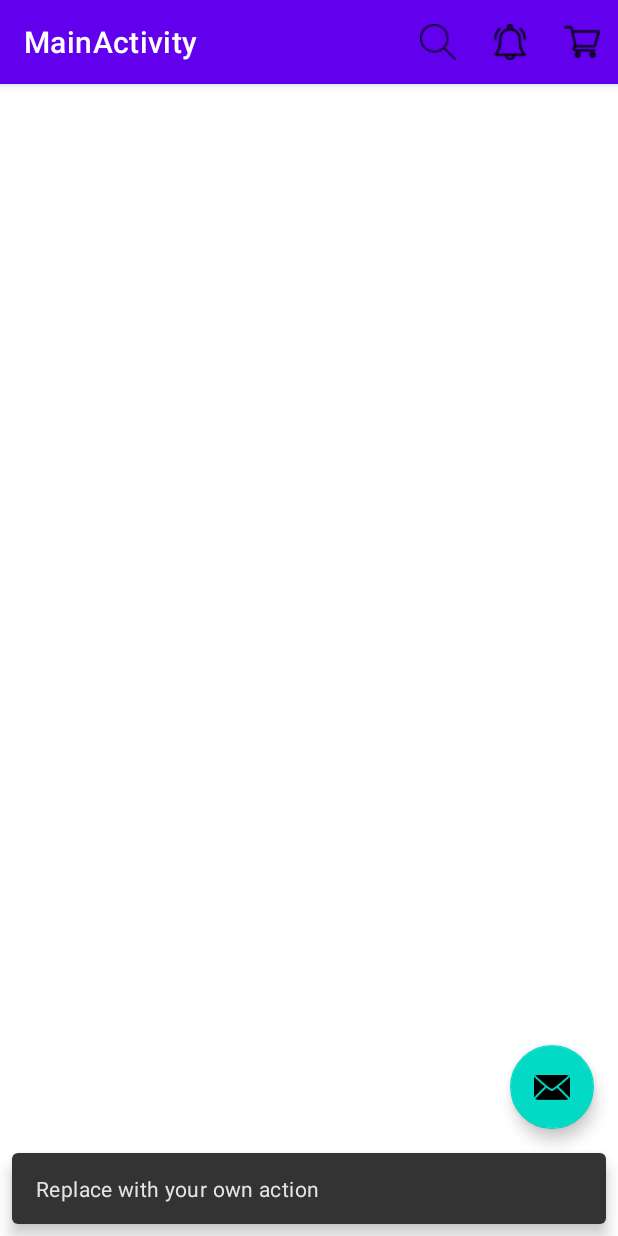
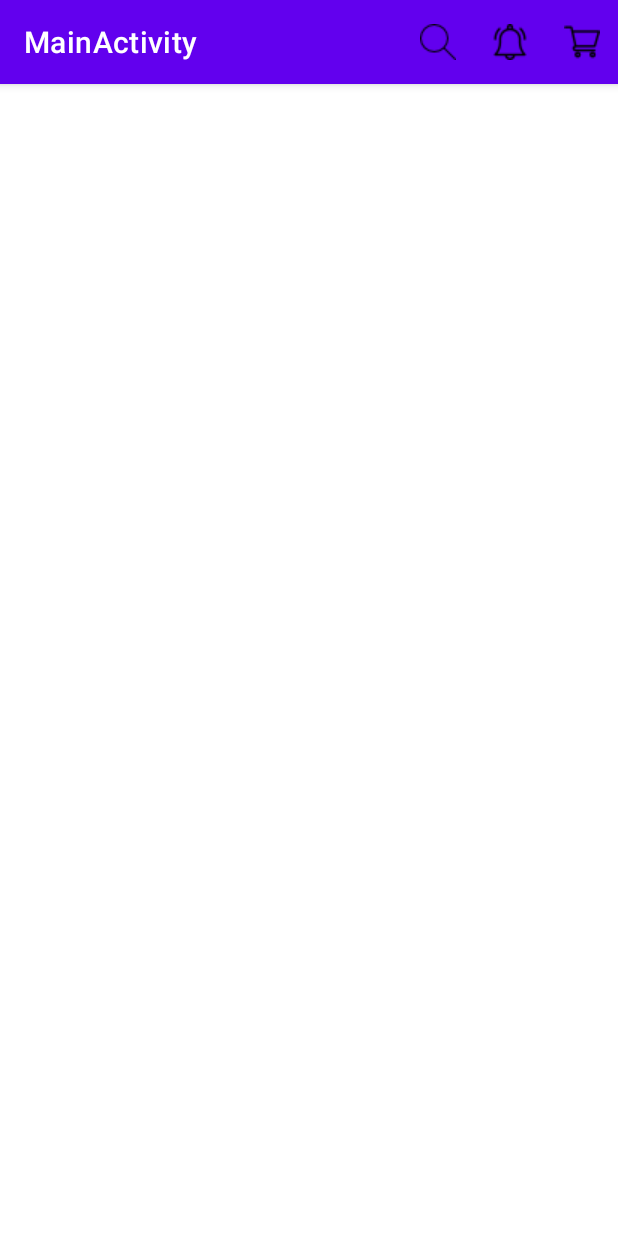
Before and after one commit to NguyenVanHung810/GalaxyTechStore, an Android app: the MainActivity screen opened directly, with no data from a screen before it, after a tap on "search", on a phone screen of 412 x 824 dp. Run offline under Robolectric (Android 15) with nearby library versions, the phone set to English and light mode, and no system bars; our stand-ins replace navigation-ui; 1 other tap on this screen came first.

Commit message:
Fix bug, sửa lỗi phiên bản.

```diff
--- a/app/src/main/java/com/example/galaxytechstore/MainActivity.java
+++ b/app/src/main/java/com/example/galaxytechstore/MainActivity.java
@@ -26,25 +26,9 @@ public class MainActivity extends AppCompatActivity {
         setContentView(R.layout.activity_main);
         Toolbar toolbar = findViewById(R.id.toolbar);
         setSupportActionBar(toolbar);
-        FloatingActionButton fab = findViewById(R.id.fab);
-        fab.setOnClickListener(new View.OnClickListener() {
-            @Override
-            public void onClick(View view) {
-                Snackbar.make(view, "Replace with your own action", Snackbar.LENGTH_LONG)
-                        .setAction("Action", null).show();
-            }
-        });
         DrawerLayout drawer = findViewById(R.id.drawer_layout);
         NavigationView navigationView = findViewById(R.id.nav_view);
-        // Passing each menu ID as a set of Ids because each
-        // menu should be considered as top level destinations.
-        mAppBarConfiguration = new AppBarConfiguration.Builder(
-                R.id.nav_home, R.id.nav_gallery, R.id.nav_slideshow)
-                .setDrawerLayout(drawer)
-                .build();
-        NavController navController = Navigation.findNavController(this, R.id.nav_host_fragment);
-        NavigationUI.setupActionBarWithNavController(this, navController, mAppBarConfiguration);
-        NavigationUI.setupWithNavController(navigationView, navController);
+
     }
 
     @Override
@@ -53,10 +37,4 @@ public class MainActivity extends AppCompatActivity {
         return true;
     }
 
-    @Override
-    public boolean onSupportNavigateUp() {
-        NavController navController = Navigation.findNavController(this, R.id.nav_host_fragment);
-        return NavigationUI.navigateUp(navController, mAppBarConfiguration)
-                || super.onSupportNavigateUp();
-    }
 }
--- a/app/src/main/res/layout/app_bar_main.xml
+++ b/app/src/main/res/layout/app_bar_main.xml
@@ -22,12 +22,4 @@
 
     <include layout="@layout/content_main" />
 
-    <com.google.android.material.floatingactionbutton.FloatingActionButton
-        android:id="@+id/fab"
-        android:layout_width="wrap_content"
-        android:layout_height="wrap_content"
-        android:layout_gravity="bottom|end"
-        android:layout_margin="@dimen/fab_margin"
-        app:srcCompat="@android:drawable/ic_dialog_email" />
-
 </androidx.coordinatorlayout.widget.CoordinatorLayout>
--- a/app/src/main/res/layout/content_main.xml
+++ b/app/src/main/res/layout/content_main.xml
@@ -4,8 +4,7 @@
     xmlns:tools="http://schemas.android.com/tools"
     android:layout_width="match_parent"
     android:layout_height="match_parent"
-    app:layout_behavior="@string/appbar_scrolling_view_behavior"
-    tools:showIn="@layout/app_bar_main">
+    app:layout_behavior="@string/appbar_scrolling_view_behavior">
 
 
 </androidx.constraintlayout.widget.ConstraintLayout>
```
Also changed, not shown: app/build.gradle (+4 -3 lines), app/src/main/java/com/example/galaxytechstore/ui/gallery/GalleryFragment.java (+1 -9 lines), app/src/main/res/layout/fragment_gallery.xml (+1 -16 lines), gradle/wrapper/gradle-wrapper.properties.
